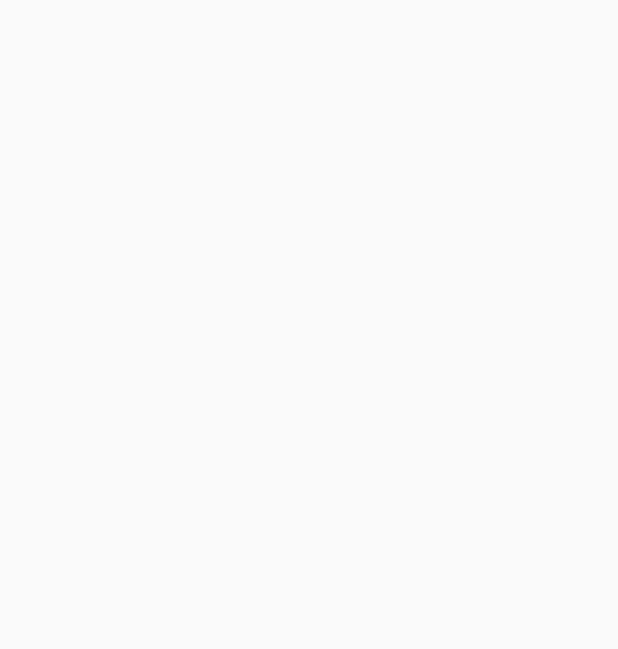
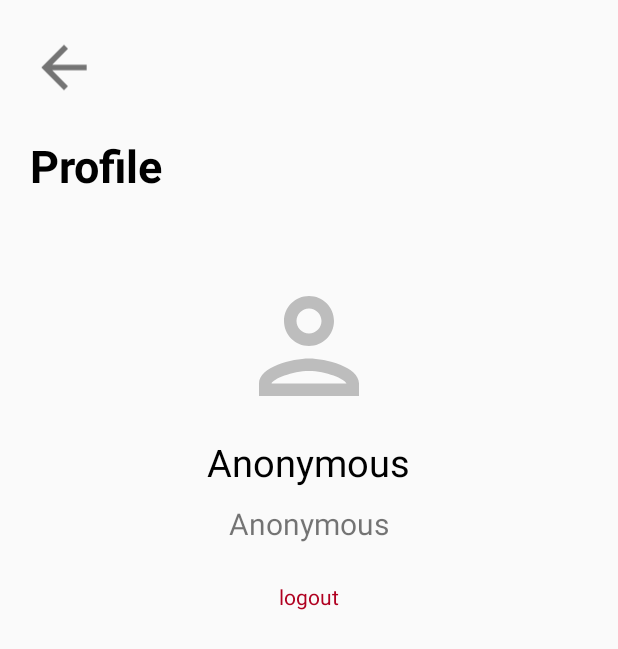
Before and after one commit to Magizuki/KepoApp, an Android app: the ProfileActivity screen opened directly, with no data from a screen before it, on a phone screen of 412 x 824 dp. Before the commit the part shown is empty. Shown: the top 649 px of the screen. Run offline under Robolectric (Android 15) with nearby library versions, the phone set to English and light mode, and no system bars; our stand-ins replace data binding; 2 statements that could not run were skipped.

Commit message:
Add Profile Feature

```diff
--- a/app/src/main/java/com/example/kepoapp/view/LoginRegisterActivity.java
+++ b/app/src/main/java/com/example/kepoapp/view/LoginRegisterActivity.java
@@ -43,7 +43,7 @@ public class LoginRegisterActivity extends AppCompatActivity implements View.OnC
 
         User user = sharedPref.load();
         if(user.getId() != 0 || user.getUsername() != "" || user.getPassword() != ""){
-            sharedPref.clearSharedPref();
+//            sharedPref.clearSharedPref();
             Intent intent = new Intent(LoginRegisterActivity.this, MainMenuActivity.class);
             intent.putExtra(MainMenuActivity.Extra_User, user);
             startActivity(intent);
--- a/app/src/main/java/com/example/kepoapp/view/MainMenuActivity.java
+++ b/app/src/main/java/com/example/kepoapp/view/MainMenuActivity.java
@@ -54,6 +54,7 @@ public class MainMenuActivity extends AppCompatActivity {
             @Override
             public void onClick(View view) {
                 Intent intent = new Intent(MainMenuActivity.this, ProfileActivity.class);
+                intent.putExtra(Extra_User, user);
                 startActivity(intent);
             }
         });
--- a/app/src/main/java/com/example/kepoapp/view/ProfileActivity.java
+++ b/app/src/main/java/com/example/kepoapp/view/ProfileActivity.java
@@ -1,16 +1,57 @@
 package com.example.kepoapp.view;
 
+import androidx.appcompat.app.AlertDialog;
 import androidx.appcompat.app.AppCompatActivity;
+import androidx.databinding.DataBindingUtil;
 
+import android.content.DialogInterface;
+import android.content.Intent;
 import android.os.Bundle;
+import android.view.View;
 
 import com.example.kepoapp.R;
+import com.example.kepoapp.databinding.ActivityProfileBinding;
+import com.example.kepoapp.model.SharedPref;
+import com.example.kepoapp.model.User;
 
 public class ProfileActivity extends AppCompatActivity {
+
+    private ActivityProfileBinding binding;
+    private SharedPref sharedPref;
 
     @Override
     protected void onCreate(Bundle savedInstanceState) {
         super.onCreate(savedInstanceState);
-        setContentView(R.layout.activity_profile);
+
+        binding = DataBindingUtil.setContentView(ProfileActivity.this, R.layout.activity_profile);
+        User user = (User) getIntent().getSerializableExtra(MainMenuActivity.Extra_User);
+        sharedPref = new SharedPref(ProfileActivity.this);
+
+        binding.setUser(user);
+
+        binding.NameView.setText(user.getUsername());
+        binding.UserameView.setText(user.getUsername());
+
+        binding.BackBtn.setOnClickListener(new View.OnClickListener() {
+            @Override
+            public void onClick(View view) {
+                Intent intent = new Intent(ProfileActivity.this, MainMenuActivity.class);
+                intent.putExtra(MainMenuActivity.Extra_User, user);
+                intent.addFlags(Intent.FLAG_ACTIVITY_CLEAR_TOP | Intent.FLAG_ACTIVITY_NEW_TASK);
+                startActivity(intent);
+                finish();
+            }
+        });
+
+        binding.LogoutBtn.setOnClickListener(new View.OnClickListener() {
+            @Override
+            public void onClick(View view) {
+                LogoutDialog dialog = new LogoutDialog();
+                dialog.show(getSupportFragmentManager(), "");
+            }
+        });
+
     }
+
+
 }
--- a/app/src/main/res/layout/activity_profile.xml
+++ b/app/src/main/res/layout/activity_profile.xml
@@ -1,9 +1,80 @@
 <?xml version="1.0" encoding="utf-8"?>
-<androidx.constraintlayout.widget.ConstraintLayout xmlns:android="http://schemas.android.com/apk/res/android"
+<layout xmlns:android="http://schemas.android.com/apk/res/android"
     xmlns:app="http://schemas.android.com/apk/res-auto"
-    xmlns:tools="http://schemas.android.com/tools"
-    android:layout_width="match_parent"
-    android:layout_height="match_parent"
-    tools:context=".view.ProfileActivity">
+    xmlns:tools="http://schemas.android.com/tools">
 
-</androidx.constraintlayout.widget.ConstraintLayout>
+    <data>
+        <variable
+            name="user"
+            type="com.example.kepoapp.model.User" />
+    </data>
+
+    <RelativeLayout
+        android:layout_width="match_parent"
+        android:layout_height="match_parent"
+        tools:context=".view.ProfileActivity"
+        android:layout_margin="20dp">
+
+        <ImageView
+            android:id="@+id/BackBtn"
+            android:layout_width="45dp"
+            android:layout_height="50dp"
+            android:src="@drawable/ic_arrow_back"
+            />
+
+        <TextView
+            android:id="@+id/ProfileTitle"
+            android:layout_width="wrap_content"
+            android:layout_height="wrap_content"
+            android:text="Profile"
+            android:layout_below="@+id/BackBtn"
+            android:textColor="@color/black"
+            android:textSize="30sp"
+            android:textStyle="bold"
+            android:layout_marginTop="20dp"
+            />
+
+        <ImageView
+            android:id="@+id/PersonImg"
+            android:layout_width="100dp"
+            android:layout_height="100dp"
+            android:layout_centerHorizontal="true"
+            android:layout_below="@+id/ProfileTitle"
+            android:src="@drawable/ic_person"
+            android:layout_marginTop="50dp"/>
+
+        <TextView
+            android:id="@+id/NameView"
+            android:layout_width="wrap_content"
+            android:layout_height="wrap_content"
+            android:layout_below="@+id/PersonImg"
+            android:text="Anonymous"
+            android:layout_centerHorizontal="true"
+            android:textColor="@color/black"
+            android:textSize="25sp"
+            android:layout_marginTop="10dp"/>
+
+        <TextView
+            android:id="@+id/UserameView"
+            android:layout_width="wrap_content"
+            android:layout_height="wrap_content"
+            android:layout_below="@+id/NameView"
+            android:text="Anonymous"
+            android:layout_centerHorizontal="true"
+            android:textSize="20sp"
+            android:layout_marginTop="10dp"/>
+
+        <TextView
+            android:id="@+id/LogoutBtn"
+            android:layout_width="wrap_content"
+            android:layout_height="wrap_content"
+            android:layout_centerHorizontal="true"
+            android:layout_below="@id/UserameView"
+            android:text="logout"
+            android:textColor="@color/design_default_color_error"
+            android:layout_marginTop="25dp"/>
+
+
+    </RelativeLayout>
+
+</layout>
--- a/app/src/main/res/values/strings.xml
+++ b/app/src/main/res/values/strings.xml
@@ -4,4 +4,8 @@
     <string name="_2021_by_myself">2021 by myself</string>
     <string name="register">REGISTER</string>
     <string name="login">LOGIN</string>
+    <string name="my_todo">My ToDo</string>
+    <string name="search_todo">Search ToDo</string>
+    <string name="search_user">Search User</string>
+    <string name="profile">Profile</string>
 </resources>
```
Also changed, not shown: app/src/main/java/com/example/kepoapp/view/LogoutDialog.java (added, +45 -0 lines), app/src/main/res/layout/activity_main_menu.xml (+4 -4 lines), app/src/main/res/drawable/card2.png (deleted).
